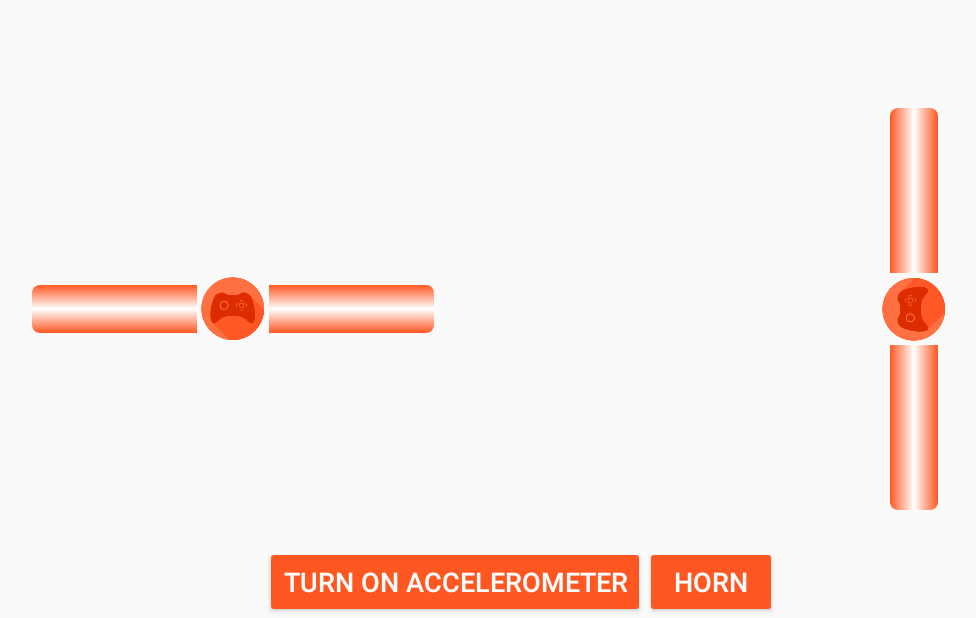
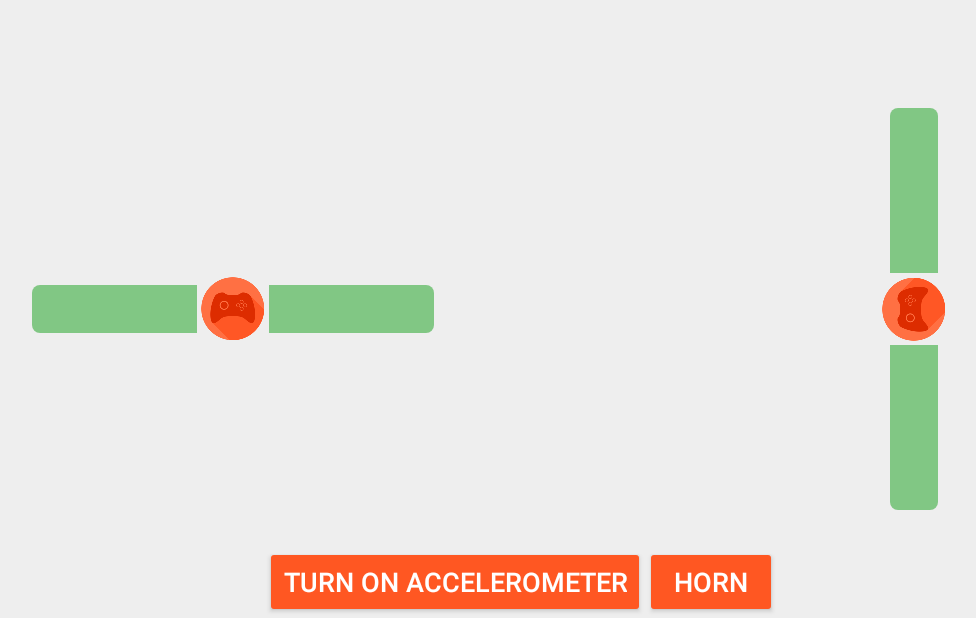
Before and after one commit to gilz688/android_rc-car, an Android app: the ControlsFragment screen opened directly, with no data from a screen before it, on a phone screen of 824 x 412 dp (held sideways). Shown: the whole screen, without its empty margins (97-1073 px from the left). Run offline under Robolectric (Android 15) with nearby library versions, the phone set to English and light mode, and no system bars; 3 statements that could not run were skipped.

Commit message:
UI update and some bug fixes

```diff
--- a/RCCarClient/app/src/main/java/ph/edu/msuiit/rccarclient/models/TCPClient.java
+++ b/RCCarClient/app/src/main/java/ph/edu/msuiit/rccarclient/models/TCPClient.java
@@ -74,7 +74,8 @@ public class TCPClient extends Thread {
         isRunning = false;
         executor.shutdownNow();
         try {
-            connectionSocket.close();
+            if(connectionSocket != null)
+                connectionSocket.close();
     } catch (IOException e) {
         e.printStackTrace();
     } finally {
--- a/RCCarClient/app/src/main/java/ph/edu/msuiit/rccarclient/tcp/ControlsFragment.java
+++ b/RCCarClient/app/src/main/java/ph/edu/msuiit/rccarclient/tcp/ControlsFragment.java
@@ -70,6 +70,7 @@ public class ControlsFragment extends Fragment implements ControlsView, Controls
         ViewGroup root = (ViewGroup) inflater.inflate(R.layout.fragment_controls,
                 null);
 
+        root.setBackgroundColor(getResources().getColor(R.color.background));
 
         verticalSeekBar = (ControlsSeekBar) root.findViewById(R.id.vertical_seek_bar);
         verticalSeekBar.setMaxValue(MAXIMUM_SPEED);
@@ -117,7 +118,8 @@ public class ControlsFragment extends Fragment implements ControlsView, Controls
     }
 
     private void disableAccelerometer() {
-        mSensorManager.unregisterListener(this);
+        if(mSensorManager != null)
+            mSensorManager.unregisterListener(this);
         horizontalSeekBar.enableTouchEvent();
     }
 
--- a/RCCarClient/app/src/main/java/ph/edu/msuiit/rccarclient/tcp/proto/ControlsPresenter.java
+++ b/RCCarClient/app/src/main/java/ph/edu/msuiit/rccarclient/tcp/proto/ControlsPresenter.java
@@ -10,5 +10,4 @@ public interface ControlsPresenter {
     public void onHSeekBarProgressChanged(int value);
 
     public void onHornButtonClick();
-
 }
--- a/RCCarClient/app/src/main/res/drawable/progress.xml
+++ b/RCCarClient/app/src/main/res/drawable/progress.xml
@@ -6,10 +6,10 @@
         <shape>
             <corners android:radius="5dip" />
             <gradient
-                android:startColor="@color/primary"
-                android:centerColor="#FFF"
+                android:startColor="@color/accent"
+                android:centerColor="@color/accent"
                 android:centerY="0.5"
-                android:endColor="@color/primary"
+                android:endColor="@color/accent"
                 android:angle="270"
                 />
         </shape>
--- a/RCCarClient/app/src/main/res/values/colors.xml
+++ b/RCCarClient/app/src/main/res/values/colors.xml
@@ -4,6 +4,7 @@
     <color name="primary_light">#ff7043</color>
     <color name="primary">#FF5722</color>
     <color name="accent">#81C784</color >
+    <color name="background">#EEEEEE</color >
 
     <integer-array name="progressbar_colors">
         <item>@color/primary_light</item>
```
